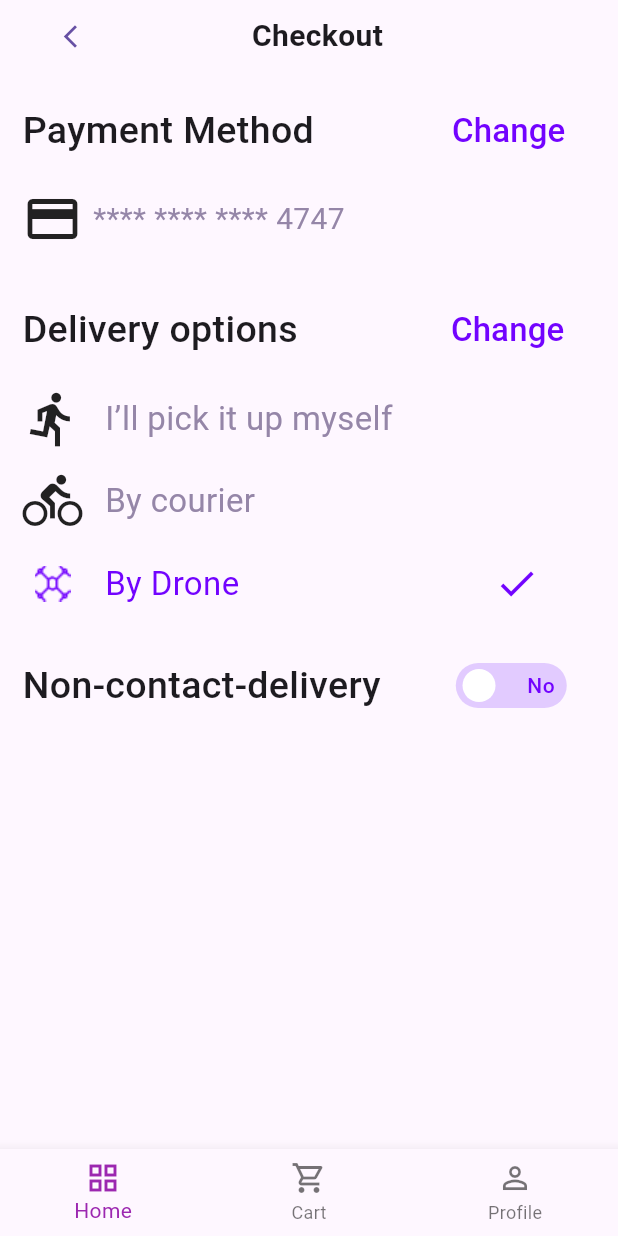
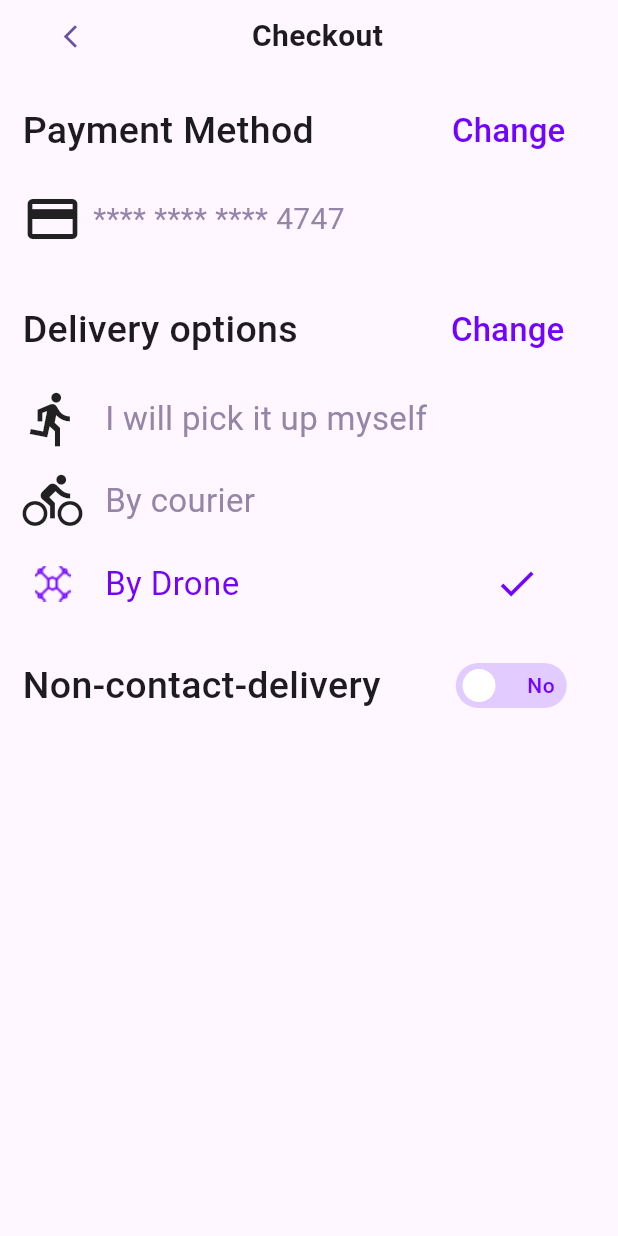
Before and after one commit to Meet6338-X/delivery_app, a Flutter app: the CheckoutScreen screen opened directly, on a phone screen of 412 x 824 dp. Run offline on Flutter 3.47's test engine with Material 3 defaults, Android fonts, the phone set to English and light mode, and no system bars; drawn by our look-alikes of flutter_switch; our stand-ins replace carousel_slider, smooth_page_indicator.

Commit message:
Bottomnavigation Problem Solve

```diff
--- a/lib/Categorypg.dart
+++ b/lib/Categorypg.dart
@@ -62,25 +62,6 @@ class CategoriesScreen extends StatelessWidget {
             ],
           ),
         ),
-      ),
-      bottomNavigationBar: BottomNavigationBar(
-        items: const <BottomNavigationBarItem>[
-          BottomNavigationBarItem(
-            icon: Icon(Icons.grid_view),
-            label: 'Home',
-          ),
-          BottomNavigationBarItem(
-            icon: Icon(Icons.shopping_cart_outlined),
-            label: 'Cart',
-          ),
-          BottomNavigationBarItem(
-            icon: Icon(Icons.person_outline_outlined),
-            label: 'Profile',
-          ),
-        ],
-        currentIndex: 0,
-        selectedItemColor: Colors.purple,
-        onTap: (index) {},
       ),
     );
   }
--- a/lib/Checkout.dart
+++ b/lib/Checkout.dart
@@ -111,7 +111,7 @@ class _checkoutScreenState extends State<CheckoutScreen> {
                   ),
                   SizedBox(width: 15),
                   Text(
-                    'I’ll pick it up myself',
+                    'I will pick it up myself',
                     style: TextStyle(fontSize: 22, color: Color(0xff9586A8)),
                   )
                 ],
@@ -188,30 +188,6 @@ class _checkoutScreenState extends State<CheckoutScreen> {
           ),
         ),
       ),
-      bottomNavigationBar: BottomNavigationBar(
-        type: BottomNavigationBarType.fixed,
-        items: const <BottomNavigationBarItem>[
-          BottomNavigationBarItem(
-            icon: Icon(Icons.grid_view),
-            label: 'Home',
-          ),
-          BottomNavigationBarItem(
-            icon: Icon(Icons.shopping_cart_outlined),
-            label: 'Cart',
-          ),
-          BottomNavigationBarItem(
-            icon: Icon(Icons.person_outline_outlined),
-            label: 'Profile',
-          ),
-        ],
-        currentIndex: myindex, // Use _selectedIndex if needed
-        selectedItemColor: Colors.purple,
-        onTap: (index) {
-          setState(() {
-            myindex = index;
-          });
-        },
-      ),
     );
   }
 }
--- a/lib/Splash_screen.dart
+++ b/lib/Splash_screen.dart
@@ -1,6 +1,8 @@
 import 'package:delivery_app/Categorypg.dart';
 import 'package:flutter/foundation.dart';
 import 'package:flutter/material.dart';
+
+import 'bottomnav.dart';
 
 class SplashScreen extends StatelessWidget {
   @override
@@ -88,7 +90,7 @@ class SplashScreen extends StatelessWidget {
                       Navigator.push(
                         context,
                         MaterialPageRoute(
-                            builder: (context) => CategoriesScreen()),
+                            builder: (context) => BottomNavigationBarWidget()),
                       );
                     },
                     child: Text('ORDER NOW'),
--- a/lib/bottomnav.dart
+++ b/lib/bottomnav.dart
@@ -1,3 +1,4 @@
+import 'package:delivery_app/Categorypg.dart';
 import 'package:delivery_app/Checkout.dart';
 import 'package:delivery_app/Splash_screen.dart';
 import 'package:delivery_app/creditdebit.dart';
@@ -11,9 +12,9 @@ class BottomNavigationBarWidget extends StatefulWidget {
 class _BottomNavigationBarWidgetState extends State<BottomNavigationBarWidget> {
   int _currentIndex = 0;
   List<Widget> _widgetList = [
+    CategoriesScreen(),
     CheckoutScreen(),
-    SplashScreen(),
-    creditdebitstate(),
+    Container(),
   ];
 
   void _onTabTapped(int index) {
--- a/lib/main.dart
+++ b/lib/main.dart
@@ -6,9 +6,9 @@ import 'package:delivery_app/vegetableinfo.dart';
 import 'package:delivery_app/vegetablelist.dart';
 import 'package:flutter/material.dart';
 
-void main() => runApp(myapp1());
+void main() => runApp(myapp2());
 
-class myapp1 extends StatelessWidget {
+class myapp2 extends StatelessWidget {
   @override
   Widget build(BuildContext context) {
     return MaterialApp(
```
Also changed, not shown: lib/creditdebit.dart (+10 -1 lines), lib/vegetablelist.dart (+7 -23 lines).
